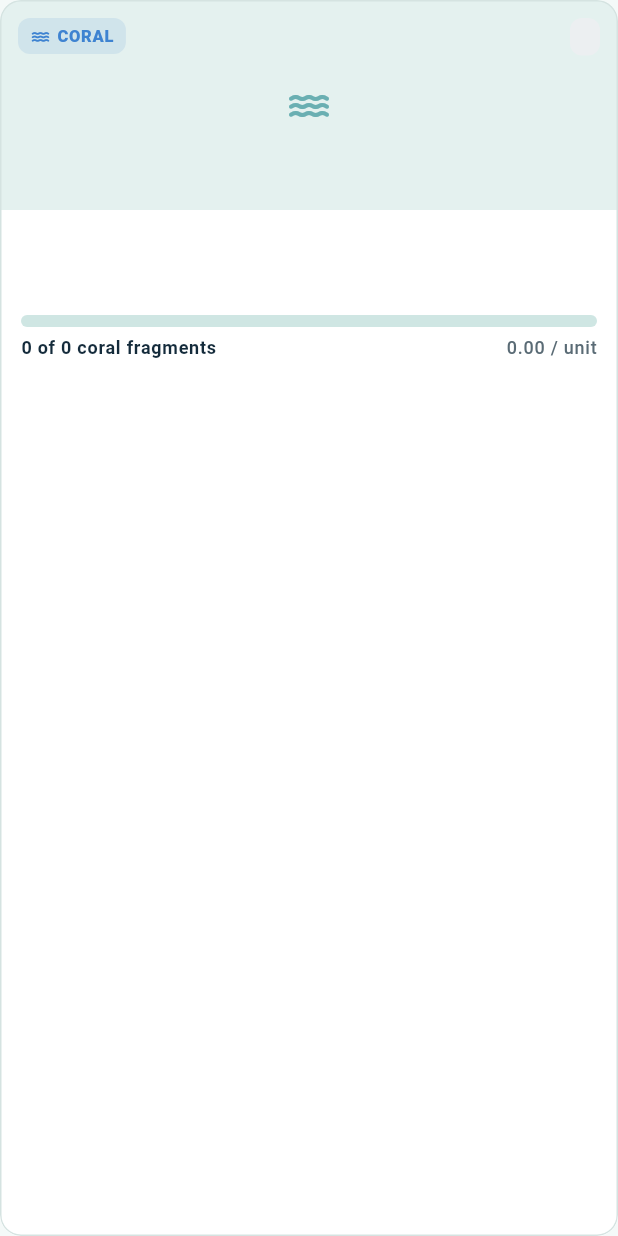
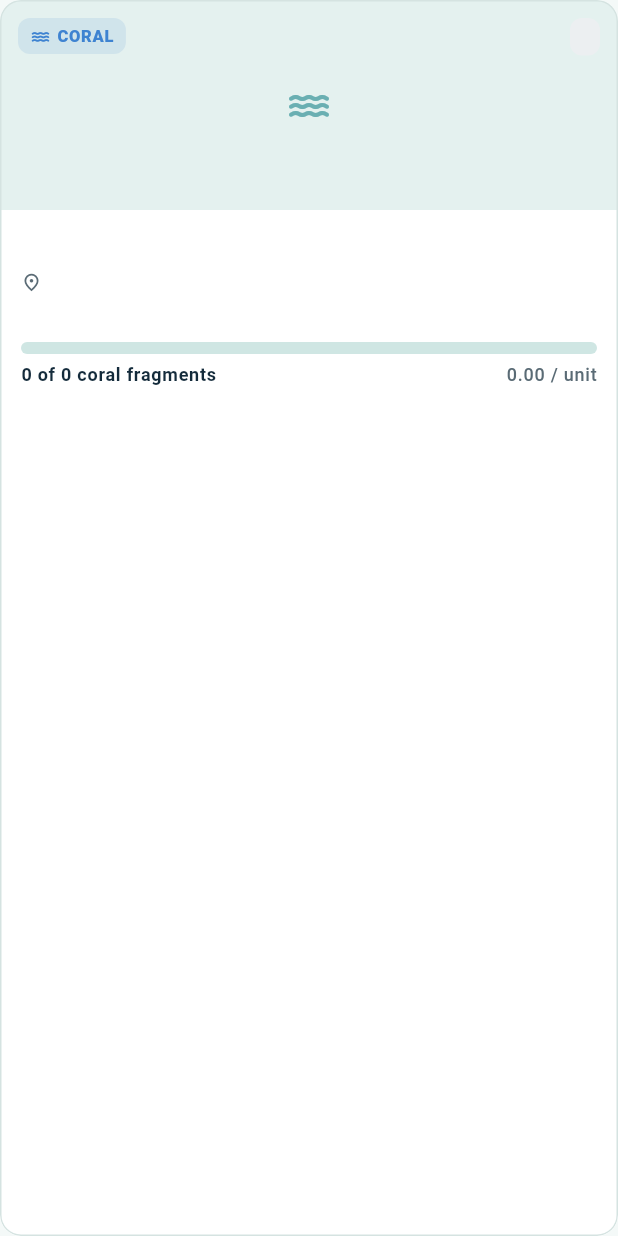
Before and after one commit to gchelsea01/BioVerse, a Flutter app: the ProjectCard widget shown alone on an empty page, opened directly with empty values, on a phone screen of 412 x 824 dp. Run offline on Flutter 3.47's test engine with Material 3 defaults, Android fonts, the phone set to English and light mode, and no system bars; our stand-ins replace cached_network_image, dio, flutter_secure_storage, image_picker, qr_flutter, shared_preferences; accounts and stored records are empty; network calls fail.

Commit message:
Show project location on cards

```diff
--- a/bioverse_app/lib/features/projects/project_card.dart
+++ b/bioverse_app/lib/features/projects/project_card.dart
@@ -44,6 +44,18 @@ class ProjectCard extends StatelessWidget {
           padding: const EdgeInsets.all(14),
           child: Column(crossAxisAlignment: CrossAxisAlignment.start, children: [
             Text(p.title, style: t.titleMedium, maxLines: 2, overflow: TextOverflow.ellipsis),
+            if (p.locationName != null)
+              Padding(
+                padding: const EdgeInsets.only(top: 2),
+                child: Row(children: [
+                  const Icon(Icons.place_outlined, size: 14, color: AppColors.textMuted),
+                  const SizedBox(width: 2),
+                  Expanded(
+                    child: Text(p.locationName!,
+                        style: t.labelMedium?.copyWith(color: AppColors.textMuted), maxLines: 1, overflow: TextOverflow.ellipsis),
+                  ),
+                ]),
+              ),
             const SizedBox(height: 4),
             Text(p.description, style: t.bodySmall?.copyWith(color: AppColors.textMuted), maxLines: 2, overflow: TextOverflow.ellipsis),
             const SizedBox(height: 12),
@@ -87,7 +99,12 @@ class ProjectMiniCard extends StatelessWidget {
               const SizedBox(height: 8),
               Progress(p.progress, color: p.ecosystem.color, height: 6),
               const SizedBox(height: 4),
-              Text('${(p.progress * 100).round()}% funded', style: t.labelSmall?.copyWith(color: AppColors.textMuted)),
+              Text(
+                '${(p.progress * 100).round()}% funded${p.locationName != null ? ' • ${p.locationName}' : ''}',
+                style: t.labelSmall?.copyWith(color: AppColors.textMuted),
+                maxLines: 1,
+                overflow: TextOverflow.ellipsis,
+              ),
             ]),
           ),
         ]),
```
